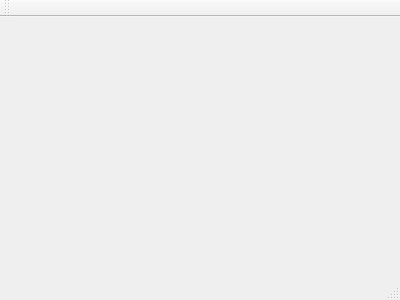
Qt form MainWindow.ui (Alcander-Liu/Gwent) before a commit.
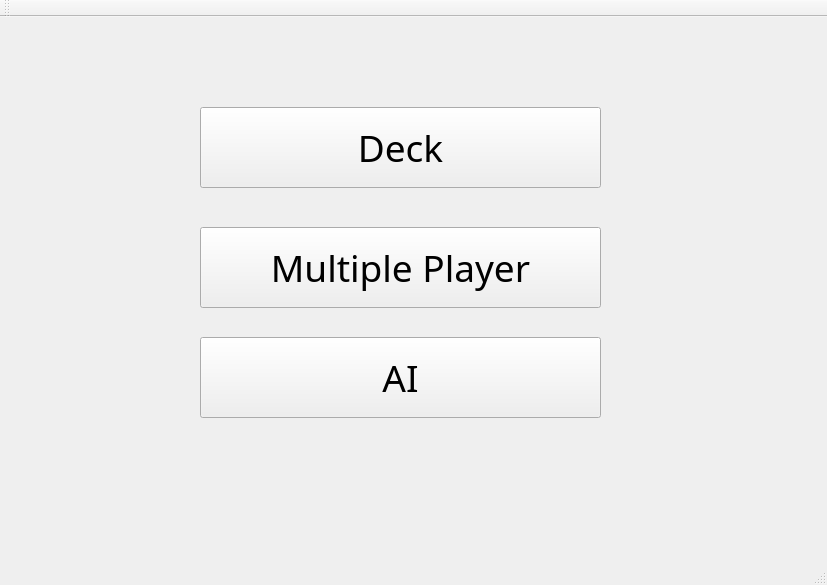
The same form after that commit.

```diff
--- a/MainWindow.ui
+++ b/MainWindow.ui
@@ -1,24 +1,87 @@
 <ui version="4.0">
  <class>MainWindow</class>
- <widget class="QMainWindow" name="MainWindow" >
-  <property name="geometry" >
+ <widget class="QMainWindow" name="MainWindow">
+  <property name="geometry">
    <rect>
     <x>0</x>
     <y>0</y>
-    <width>400</width>
-    <height>300</height>
+    <width>827</width>
+    <height>585</height>
    </rect>
   </property>
   <property name="windowTitle" >
    <string>MainWindow</string>
   </property>
-  <widget class="QMenuBar" name="menuBar" />
-  <widget class="QToolBar" name="mainToolBar" />
-  <widget class="QWidget" name="centralWidget" />
-  <widget class="QStatusBar" name="statusBar" />
+  <widget class="QWidget" name="centralWidget">
+   <widget class="QPushButton" name="deckButton">
+    <property name="geometry">
+     <rect>
+      <x>200</x>
+      <y>90</y>
+      <width>401</width>
+      <height>81</height>
+     </rect>
+    </property>
+    <property name="font">
+     <font>
+      <family>Adobe Arabic</family>
+      <pointsize>28</pointsize>
+     </font>
+    </property>
+    <property name="text">
+     <string>Deck</string>
+    </property>
+   </widget>
+   <widget class="QPushButton" name="multiModeButton">
+    <property name="geometry">
+     <rect>
+      <x>200</x>
+      <y>210</y>
+      <width>401</width>
+      <height>81</height>
+     </rect>
+    </property>
+    <property name="font">
+     <font>
+      <family>Adobe Arabic</family>
+      <pointsize>28</pointsize>
+     </font>
+    </property>
+    <property name="text">
+     <string>Multiple Player</string>
+    </property>
+   </widget>
+   <widget class="QPushButton" name="deckButton_3">
+    <property name="geometry">
+     <rect>
+      <x>200</x>
+      <y>320</y>
+      <width>401</width>
+      <height>81</height>
+     </rect>
+    </property>
+    <property name="font">
+     <font>
+      <family>Adobe Arabic</family>
+      <pointsize>28</pointsize>
+     </font>
+    </property>
+    <property name="text">
+     <string>AI</string>
+    </property>
+   </widget>
+  </widget>
+  <widget class="QToolBar" name="mainToolBar">
+   <attribute name="toolBarArea">
+    <enum>TopToolBarArea</enum>
+   </attribute>
+   <attribute name="toolBarBreak">
+    <bool>false</bool>
+   </attribute>
+  </widget>
+  <widget class="QStatusBar" name="statusBar"/>
  </widget>
- <layoutDefault spacing="6" margin="11" />
- <pixmapfunction></pixmapfunction>
+ <layoutdefault spacing="6" margin="11"/>
  <resources/>
  <connections/>
 </ui>
```
Left out of the diff: 3 changed lines with no effect on the pictures.
